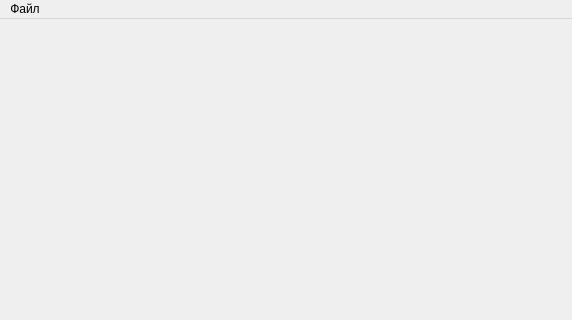
VladislavWaza/DrawedTrees, file mainwindow.ui: the form before one commit; both pictures show x 0 to 572 and y 0 to 320 of the 572 by 670 pixel window.
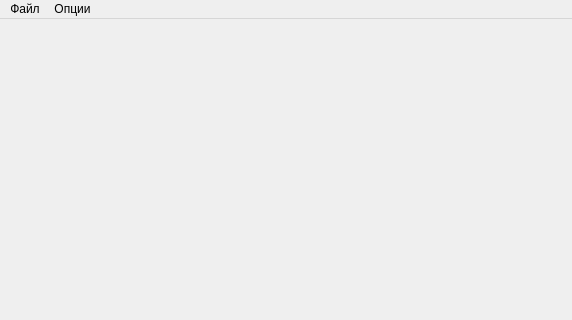
The form after the commit.

Commit message: Added loading and deleting of the selected genome also added a genome crossing interface

```diff
--- a/mainwindow.ui
+++ b/mainwindow.ui
@@ -70,7 +70,14 @@
     <addaction name="load"/>
     <addaction name="save"/>
    </widget>
+   <widget class="QMenu" name="menu_2">
+    <property name="title">
+     <string>Опции</string>
+    </property>
+    <addaction name="cross"/>
+   </widget>
    <addaction name="menu"/>
+   <addaction name="menu_2"/>
   </widget>
   <widget class="QStatusBar" name="statusbar"/>
   <action name="load">
```
Left out of the diff: 5 changed lines with no effect on the pictures. The commit also changes 6 other files.
